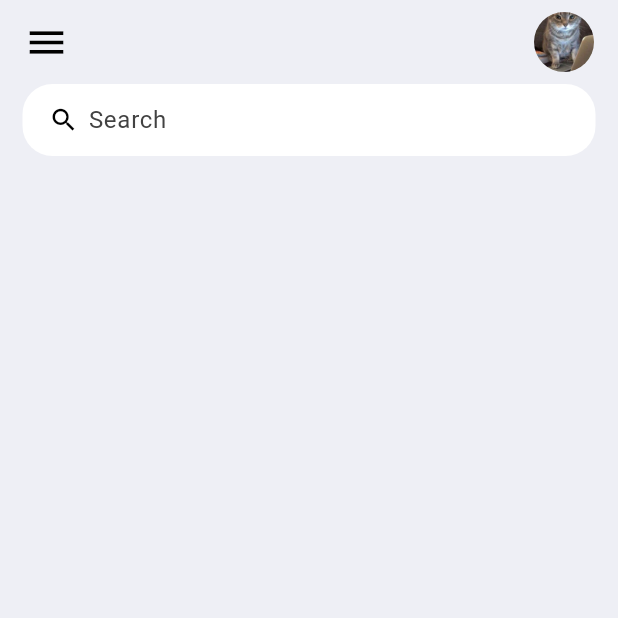
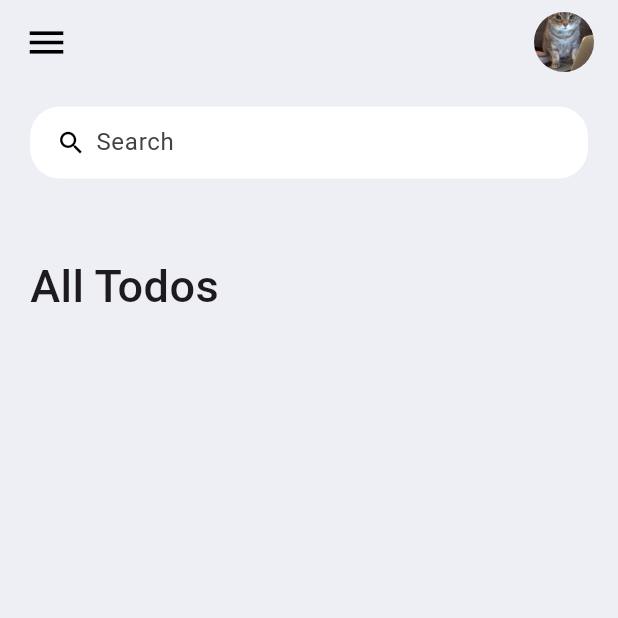
Before and after one commit to Ace-Phatcharapol/Learning-Cypress, a Flutter app: the screen it shows after launch, on a phone screen of 412 x 824 dp, the top half of it. Run offline on Flutter 3.47's test engine with Material 3 defaults, Android fonts, the phone set to English and light mode, and no system bars.

Commit message:
Add ListView and show 'All todos' text title

```diff
--- a/lib/screens/home.dart
+++ b/lib/screens/home.dart
@@ -1,3 +1,4 @@
+import 'package:flutter/cupertino.dart';
 import 'package:flutter/material.dart';
 import 'package:flutter/widgets.dart';
 import 'package:myflutter/constants/colors.dart';
@@ -11,10 +12,24 @@ class Home extends StatelessWidget {
         backgroundColor: cWhite,
         appBar: _buildAppBar(),
         body: Container(
-          padding: EdgeInsets.symmetric(horizontal: 15),
+          padding: EdgeInsets.symmetric(horizontal: 20, vertical: 15),
           child: Column(
             children: [
               searchBox(),
+              Expanded(
+                child: ListView(
+                  children: [
+                    Container(
+                      margin: EdgeInsets.only(top: 50, bottom: 20),
+                      child: Text(
+                        'All Todos',
+                        style:
+                            TextStyle(fontSize: 30, fontWeight: FontWeight.w500),
+                      ),
+                    ),
+                  ],
+                ),
+              ),
             ],
           ),
         ));
```
